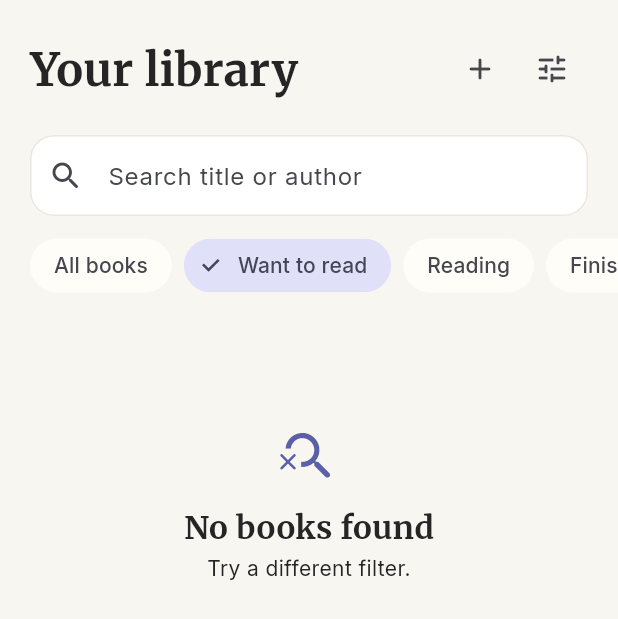
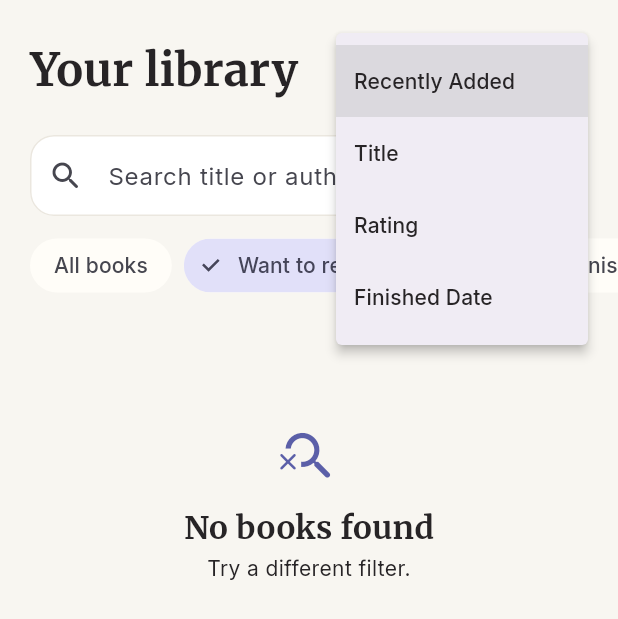
Before and after one commit to andirifqialnurr/book_read_tracker, a Flutter app: the LibraryPage widget shown alone on an empty page, opened directly with empty values, after a tap on the "tune" icon, on a phone screen of 412 x 824 dp. Shown: the top 619 px of the screen. Run offline on Flutter 3.47's test engine with Material 3 defaults, Android fonts, the light colour scheme and no system bars; our stand-ins replace flutter_riverpod, google_fonts.

Commit message:
refactor: extract library screen

```diff
--- a/lib/app/shelf_shell.dart
+++ b/lib/app/shelf_shell.dart
@@ -10,10 +10,10 @@ import '../domain/books/book_status.dart';
 import '../features/books/widgets/book_cover.dart';
 import '../features/goals/widgets/goal_card.dart';
 import '../features/home/home_page.dart';
+import '../features/library/library_filter.dart';
+import '../features/library/library_page.dart';
 import '../shared/widgets/detail_section.dart';
 import '../shared/widgets/meta_row.dart';
-import '../shared/widgets/no_results.dart';
-import '../shared/widgets/shelf_filter_chip.dart';
 
 class ShelfShell extends StatefulWidget {
   const ShelfShell({required this.onToggleTheme, super.key});
@@ -29,6 +29,7 @@ class _ShelfShellState extends State<ShelfShell> {
   int _goal = 24;
   String _searchQuery = '';
   BookStatus? _filter;
+  LibrarySort _librarySort = LibrarySort.recentlyAdded;
   final List<Book> _books = [
     Book(
       id: 1,
@@ -99,7 +100,7 @@ class _ShelfShellState extends State<ShelfShell> {
   ];
 
   List<Book> get _filteredBooks {
-    return _books.where((book) {
+    final filtered = _books.where((book) {
       final query = _searchQuery.toLowerCase().trim();
       final matchesQuery = query.isEmpty ||
           book.title.toLowerCase().contains(query) ||
@@ -107,6 +108,7 @@ class _ShelfShellState extends State<ShelfShell> {
       final matchesFilter = _filter == null || book.status == _filter;
       return matchesQuery && matchesFilter;
     }).toList();
+    return sortLibraryBooks(filtered, _librarySort);
   }
 
   int get _finishedThisYear => _books.where((book) {
@@ -231,8 +233,10 @@ class _ShelfShellState extends State<ShelfShell> {
               books: _filteredBooks,
               query: _searchQuery,
               filter: _filter,
+              sort: _librarySort,
               onQueryChanged: (value) => setState(() => _searchQuery = value),
               onFilterChanged: (value) => setState(() => _filter = value),
+              onSortChanged: (value) => setState(() => _librarySort = value),
               onOpenBook: _openBook,
               onAddBook: () => setState(() => _selectedIndex = 2),
             ),
@@ -265,96 +269,6 @@ class _ShelfShellState extends State<ShelfShell> {
           NavigationDestination(icon: Icon(Icons.insights_outlined), selectedIcon: Icon(Icons.insights_rounded), label: 'Stats'),
         ],
       ),
-    );
-  }
-}
-
-class LibraryPage extends StatelessWidget {
-  const LibraryPage({
-    required this.books,
-    required this.query,
-    required this.filter,
-    required this.onQueryChanged,
-    required this.onFilterChanged,
-    required this.onOpenBook,
-    required this.onAddBook,
-    super.key,
-  });
-
-  final List<Book> books;
-  final String query;
-  final BookStatus? filter;
-  final ValueChanged<String> onQueryChanged;
-  final ValueChanged<BookStatus?> onFilterChanged;
-  final ValueChanged<Book> onOpenBook;
-  final VoidCallback onAddBook;
-
-  @override
-  Widget build(BuildContext context) {
-    return CustomScrollView(
-      slivers: [
-        SliverPadding(
-          padding: const EdgeInsets.fromLTRB(20, 22, 20, 0),
-          sliver: SliverToBoxAdapter(
-            child: Row(
-              children: [
-                Expanded(
-                  child: Text(
-                    'Your library',
-                    style: AppTextStyles.editorial(context, 30),
-                  ),
-                ),
-                IconButton(tooltip: 'Add book', onPressed: onAddBook, icon: const Icon(Icons.add_rounded)),
-                IconButton(tooltip: 'Filter library', onPressed: () {}, icon: const Icon(Icons.tune_rounded)),
-              ],
-            ),
-          ),
-        ),
-        SliverPadding(
-          padding: const EdgeInsets.fromLTRB(20, 20, 20, 0),
-          sliver: SliverToBoxAdapter(
-            child: TextField(
-              onChanged: onQueryChanged,
-              decoration: const InputDecoration(
-                hintText: 'Search title or author',
-                prefixIcon: Icon(Icons.search_rounded),
-              ),
-            ),
-          ),
-        ),
-        SliverPadding(
-          padding: const EdgeInsets.fromLTRB(20, 14, 0, 0),
-          sliver: SliverToBoxAdapter(
-            child: SizedBox(
-              height: 38,
-              child: ListView(
-                scrollDirection: Axis.horizontal,
-                children: [
-                  ShelfFilterChip(label: 'All books', selected: filter == null, onTap: () => onFilterChanged(null)),
-                  ...BookStatus.values.map((status) => ShelfFilterChip(label: status.label, selected: filter == status, onTap: () => onFilterChanged(status))),
-                ],
-              ),
-            ),
-          ),
-        ),
-        SliverPadding(
-          padding: const EdgeInsets.fromLTRB(20, 22, 20, 28),
-          sliver: books.isEmpty
-              ? SliverToBoxAdapter(child: NoResults(query: query))
-              : SliverGrid(
-                  delegate: SliverChildBuilderDelegate(
-                    (context, index) => _LibraryBookCard(book: books[index], onTap: () => onOpenBook(books[index])),
-                    childCount: books.length,
-                  ),
-                  gridDelegate: const SliverGridDelegateWithFixedCrossAxisCount(
-                    crossAxisCount: 2,
-                    crossAxisSpacing: 14,
-                    mainAxisSpacing: 24,
-                    childAspectRatio: .61,
-                  ),
-                ),
-        ),
-      ],
     );
   }
 }
@@ -619,59 +533,6 @@ class _BookDetailPageState extends State<BookDetailPage> {
   }
 }
 
-class _LibraryBookCard extends StatelessWidget {
-  const _LibraryBookCard({required this.book, required this.onTap});
-  final Book book;
-  final VoidCallback onTap;
-
-  @override
-  Widget build(BuildContext context) {
-    return GestureDetector(
-      onTap: onTap,
-      child: Column(
-        crossAxisAlignment: CrossAxisAlignment.start,
-        children: [
-          BookCover(book: book, width: double.infinity, height: 218),
-          const SizedBox(height: 10),
-          Text(
-            book.title,
-            maxLines: 2,
-            overflow: TextOverflow.ellipsis,
-            style: const TextStyle(fontWeight: FontWeight.w800, height: 1.15),
-          ),
-          const SizedBox(height: 4),
-          Text(
-            book.author,
-            maxLines: 1,
-            overflow: TextOverflow.ellipsis,
-            style: Theme.of(context).textTheme.bodySmall,
-          ),
-          const SizedBox(height: 7),
-          Row(
-            children: [
-              Container(
-                width: 7,
-                height: 7,
-                decoration: BoxDecoration(
-                  color: book.status.color(Theme.of(context).brightness),
-                  shape: BoxShape.circle,
-                ),
-              ),
-              const SizedBox(width: 5),
-              Expanded(
-                child: Text(
-                  book.status.label,
-                  style: Theme.of(context).textTheme.bodySmall,
-                ),
-              ),
-            ],
-          ),
-        ],
-      ),
-    );
-  }
-}
-
 class _CoverPicker extends StatelessWidget {
   @override
   Widget build(BuildContext context) {
--- /dev/null
+++ b/lib/features/library/library_filter.dart
@@ -0,0 +1,42 @@
+import '../../domain/books/book.dart';
+
+enum LibrarySort { recentlyAdded, title, rating, finishedDate }
+
+extension LibrarySortCopy on LibrarySort {
+  String get label {
+    switch (this) {
+      case LibrarySort.recentlyAdded:
+        return 'Recently Added';
+      case LibrarySort.title:
+        return 'Title';
+      case LibrarySort.rating:
+        return 'Rating';
+      case LibrarySort.finishedDate:
+        return 'Finished Date';
+    }
+  }
+}
+
+List<Book> sortLibraryBooks(List<Book> books, LibrarySort sort) {
+  final sorted = [...books];
+  switch (sort) {
+    case LibrarySort.recentlyAdded:
+      return sorted;
+    case LibrarySort.title:
+      sorted.sort((a, b) => a.title.toLowerCase().compareTo(b.title.toLowerCase()));
+      return sorted;
+    case LibrarySort.rating:
+      sorted.sort((a, b) => (b.rating ?? -1).compareTo(a.rating ?? -1));
+      return sorted;
+    case LibrarySort.finishedDate:
+      sorted.sort((a, b) {
+        final aDate = a.finishedAt;
+        final bDate = b.finishedAt;
+        if (aDate == null && bDate == null) return 0;
+        if (aDate == null) return 1;
+        if (bDate == null) return -1;
+        return bDate.compareTo(aDate);
+      });
+      return sorted;
+  }
+}
--- /dev/null
+++ b/lib/features/library/library_page.dart
@@ -0,0 +1,133 @@
+import 'package:flutter/material.dart';
+
+import '../../core/theme/app_text_styles.dart';
+import '../../domain/books/book.dart';
+import '../../domain/books/book_status.dart';
+import '../../shared/widgets/no_results.dart';
+import '../../shared/widgets/shelf_filter_chip.dart';
+import 'library_filter.dart';
+import 'widgets/library_book_card.dart';
+
+class LibraryPage extends StatelessWidget {
+  const LibraryPage({
+    required this.books,
+    required this.query,
+    required this.filter,
+    required this.sort,
+    required this.onQueryChanged,
+    required this.onFilterChanged,
+    required this.onSortChanged,
+    required this.onOpenBook,
+    required this.onAddBook,
+    super.key,
+  });
+
+  final List<Book> books;
+  final String query;
+  final BookStatus? filter;
+  final LibrarySort sort;
+  final ValueChanged<String> onQueryChanged;
+  final ValueChanged<BookStatus?> onFilterChanged;
+  final ValueChanged<LibrarySort> onSortChanged;
+  final ValueChanged<Book> onOpenBook;
+  final VoidCallback onAddBook;
+
+  @override
+  Widget build(BuildContext context) {
+    return CustomScrollView(
+      slivers: [
+        SliverPadding(
+          padding: const EdgeInsets.fromLTRB(20, 22, 20, 0),
+          sliver: SliverToBoxAdapter(
+            child: Row(
+              children: [
+                Expanded(
+                  child: Text(
+                    'Your library',
+                    style: AppTextStyles.editorial(context, 30),
+                  ),
+                ),
+                IconButton(
+                  tooltip: 'Add book',
+                  onPressed: onAddBook,
+                  icon: const Icon(Icons.add_rounded),
+                ),
+                PopupMenuButton<LibrarySort>(
+                  tooltip: 'Sort library',
+                  icon: const Icon(Icons.tune_rounded),
+                  initialValue: sort,
+                  onSelected: onSortChanged,
+                  itemBuilder: (context) {
+                    return LibrarySort.values.map((value) {
+                      return PopupMenuItem<LibrarySort>(
+                        value: value,
+                        child: Text(value.label),
+                      );
+                    }).toList();
+                  },
+                ),
+              ],
+            ),
+          ),
+        ),
+        SliverPadding(
+          padding: const EdgeInsets.fromLTRB(20, 20, 20, 0),
+          sliver: SliverToBoxAdapter(
+            child: TextField(
+              onChanged: onQueryChanged,
+              decoration: const InputDecoration(
+                hintText: 'Search title or author',
+                prefixIcon: Icon(Icons.search_rounded),
+              ),
+            ),
+          ),
+        ),
+        SliverPadding(
+          padding: const EdgeInsets.fromLTRB(20, 14, 0, 0),
+          sliver: SliverToBoxAdapter(
+            child: SizedBox(
+              height: 38,
+              child: ListView(
+                scrollDirection: Axis.horizontal,
+                children: [
+                  ShelfFilterChip(
+                    label: 'All books',
+                    selected: filter == null,
+                    onTap: () => onFilterChanged(null),
+                  ),
+                  ...BookStatus.values.map(
+                    (status) => ShelfFilterChip(
+                      label: status.label,
+                      selected: filter == status,
+                      onTap: () => onFilterChanged(status),
+                    ),
+                  ),
+                ],
+              ),
+            ),
+          ),
+        ),
+        SliverPadding(
+          padding: const EdgeInsets.fromLTRB(20, 22, 20, 28),
+          sliver: books.isEmpty
+              ? SliverToBoxAdapter(child: NoResults(query: query))
+              : SliverGrid(
+                  delegate: SliverChildBuilderDelegate(
+                    (context, index) => LibraryBookCard(
+                      book: books[index],
+                      onTap: () => onOpenBook(books[index]),
+                    ),
+                    childCount: books.length,
+                  ),
+                  gridDelegate: const SliverGridDelegateWithFixedCrossAxisCount(
+                    crossAxisCount: 2,
+                    crossAxisSpacing: 14,
+                    mainAxisSpacing: 24,
+                    childAspectRatio: .61,
+                  ),
+                ),
+        ),
+      ],
+    );
+  }
+}
```
Also changed, not shown: lib/features/library/widgets/library_book_card.dart (added, +63 -0 lines), 1 other file.
